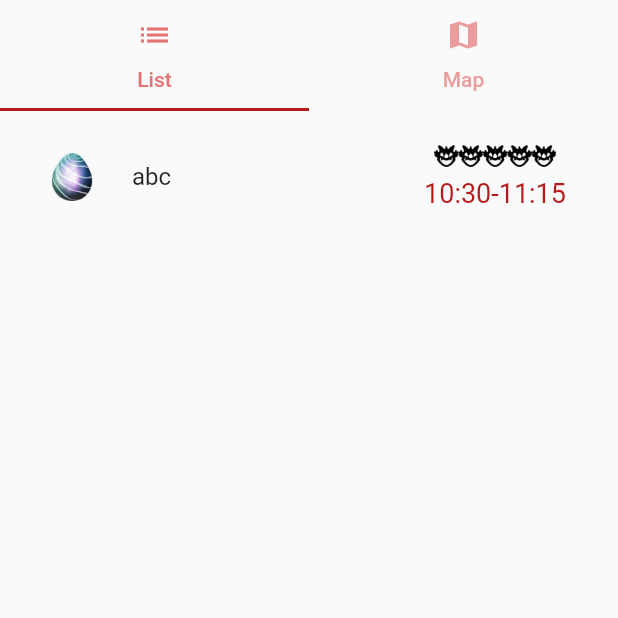
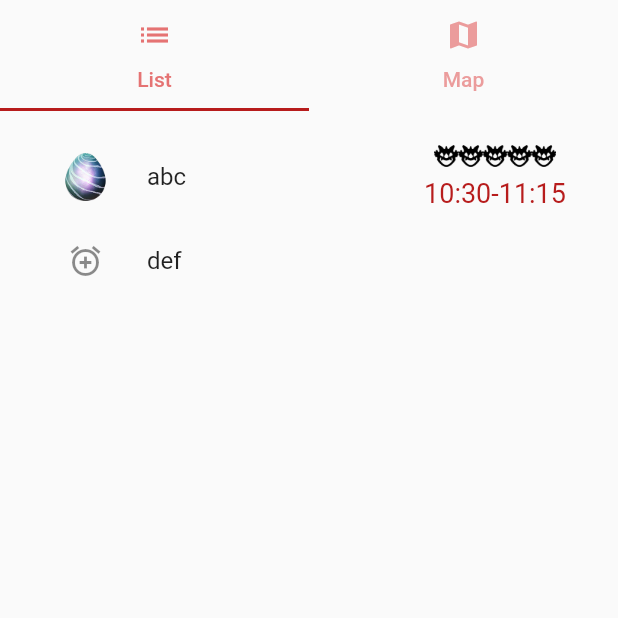
Before and after one commit to ezelking/Go-Coordinator, a Flutter app: the screen it shows after launch, on a phone screen of 412 x 824 dp, the top half of it. Run offline on Flutter 3.47's test engine with Material 2 defaults, Android fonts, the phone set to English and light mode, and no system bars.

Commit message:
Report raid button

```diff
--- a/flutter_app/lib/screens/raid_list_page.dart
+++ b/flutter_app/lib/screens/raid_list_page.dart
@@ -13,9 +13,22 @@ class RaidListPage extends StatelessWidget {
           itemCount: gyms.length,
           itemBuilder: (BuildContext context, int index) {
             return ListTile(
-              leading: Image.asset(
+              leading: SizedBox(
+                width: 50,
+                child: Center(
+                  child: (gyms[index].raid != null)
+                      ? Image.asset(
                           'assets/images/tier-${gyms[index].raid.tier}-egg.png',
                           scale: 4,
+                        )
+                      : IconButton(
+                          icon: Icon(Icons.alarm_add),
+                          onPressed: () {
+                            Provider.of<RaidProvider>(context, listen: false)
+                                .reportRaid(gyms[index].gymId);
+                          },
+                        ),
+                ),
               ),
               title: Text(gyms[index].name),
               trailing: SizedBox(
@@ -23,6 +36,7 @@ class RaidListPage extends StatelessWidget {
                 child: Column(
                   mainAxisAlignment: MainAxisAlignment.spaceEvenly,
                   children: <Widget>[
+                    if (gyms[index].raid != null)
                       Row(
                         mainAxisAlignment: MainAxisAlignment.center,
                         children: <Widget>[
@@ -34,6 +48,7 @@ class RaidListPage extends StatelessWidget {
                             ),
                         ],
                       ),
+                    if (gyms[index].raid != null)
                       RichText(
                         text: TextSpan(
                             style:
```
Also changed, not shown: flutter_app/lib/providers/raid_provider.dart (+12 -1 lines). Lines whose indentation alone changed are shown as unchanged.
